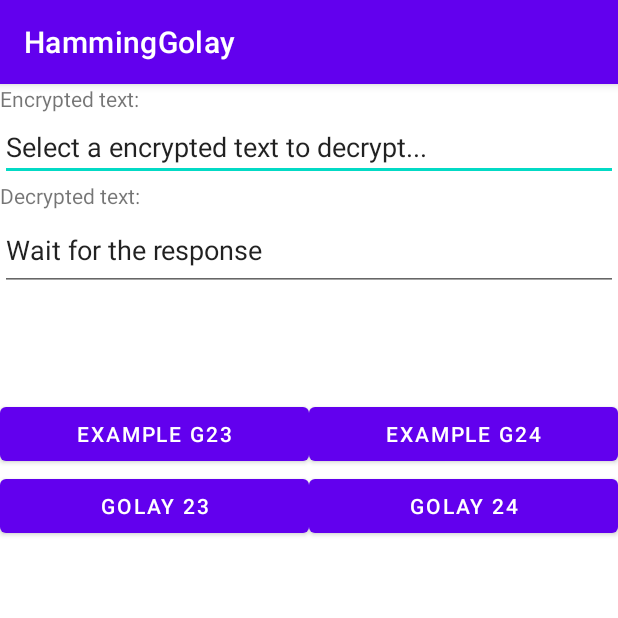
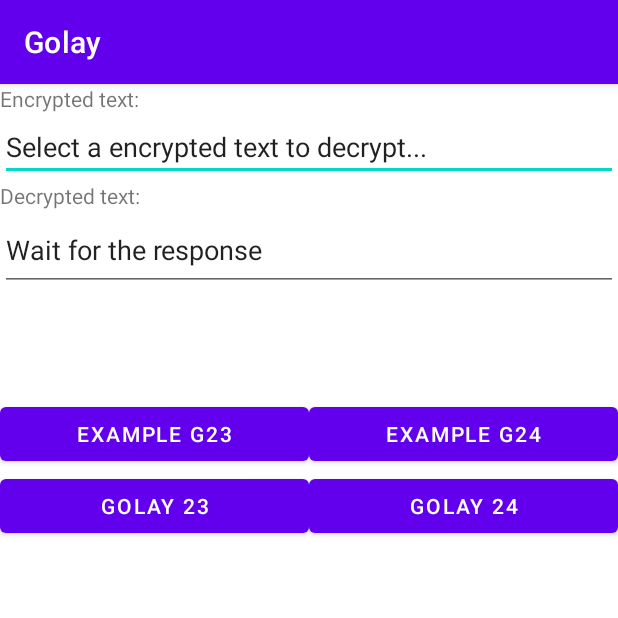
Before and after one commit to BastioNoir/Hamming-Golay, an Android app: the screen it shows after launch (MainActivity), on a phone screen of 412 x 824 dp, the top half of it. Run offline under Robolectric (Android 15) with nearby library versions, the phone set to English and light mode, and no system bars.

```diff
--- a/app/src/main/java/com/example/hamminggolay/ui/MainActivity.java
+++ b/app/src/main/java/com/example/hamminggolay/ui/MainActivity.java
@@ -126,6 +126,11 @@ public class MainActivity extends AppCompatActivity {
     /**Adapta la entrada al decoder, g23 23 bits, g24 24 bits*/
     public int[] transformData(String input, int mode){
         System.out.println("INPUT: "+input);
+
+        if(mode==24 && input.length()==23){
+            Toast.makeText(this, "Select a 24 bits word", Toast.LENGTH_SHORT).show();
+            return new int[]{-1};
+        }else{
             int[] output= new int[24]; //Siempre 24
             Log.w("Long Output: ",Integer.toString(output.length));
 
@@ -161,3 +166,4 @@ public class MainActivity extends AppCompatActivity {
             return output;
         }
     }
+}
--- a/app/src/main/res/layout/activity_main.xml
+++ b/app/src/main/res/layout/activity_main.xml
@@ -5,7 +5,7 @@
     android:layout_width="match_parent"
     android:layout_height="match_parent"
     android:orientation="vertical"
-    tools:context=".MainActivity">
+    tools:context=".ui.MainActivity">
 
     <LinearLayout
         android:layout_width="match_parent"
--- a/app/src/main/res/values/strings.xml
+++ b/app/src/main/res/values/strings.xml
@@ -1,5 +1,5 @@
 <resources>
-    <string name="app_name">HammingGolay</string>
+    <string name="app_name">Golay</string>
     <string name="dct_v">Decrypted text:</string>
     <string name="ect_v">Encrypted text:</string>
     <string name="dct_select">Wait for the response</string>
```
Lines whose indentation alone changed are shown as unchanged.
